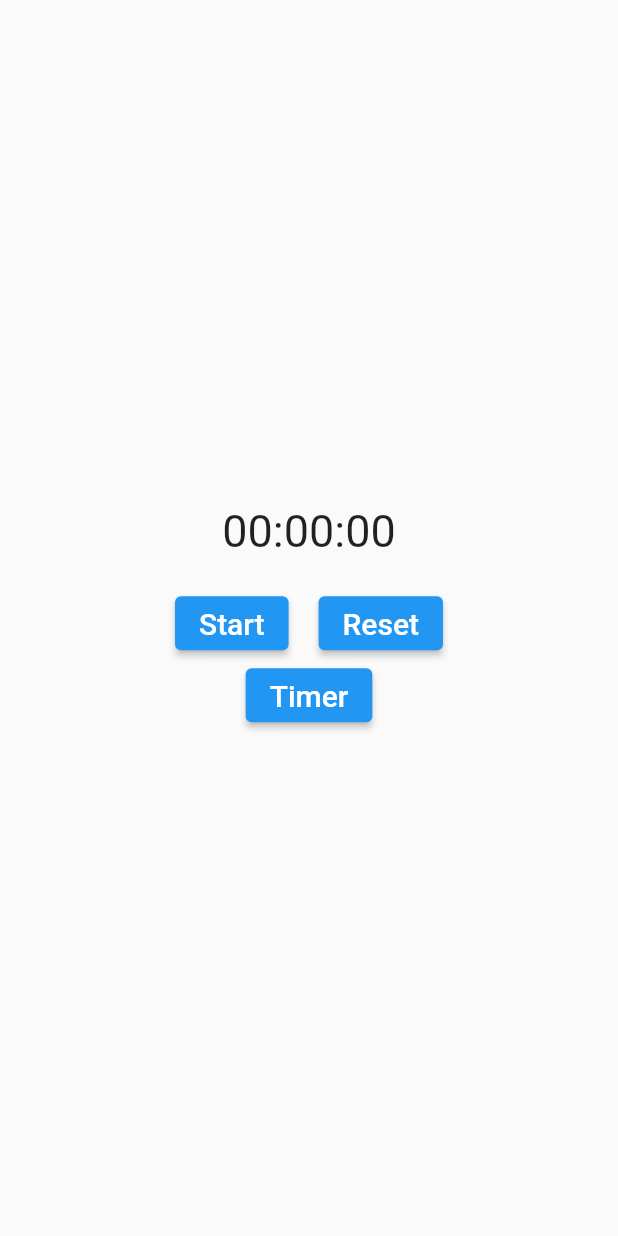
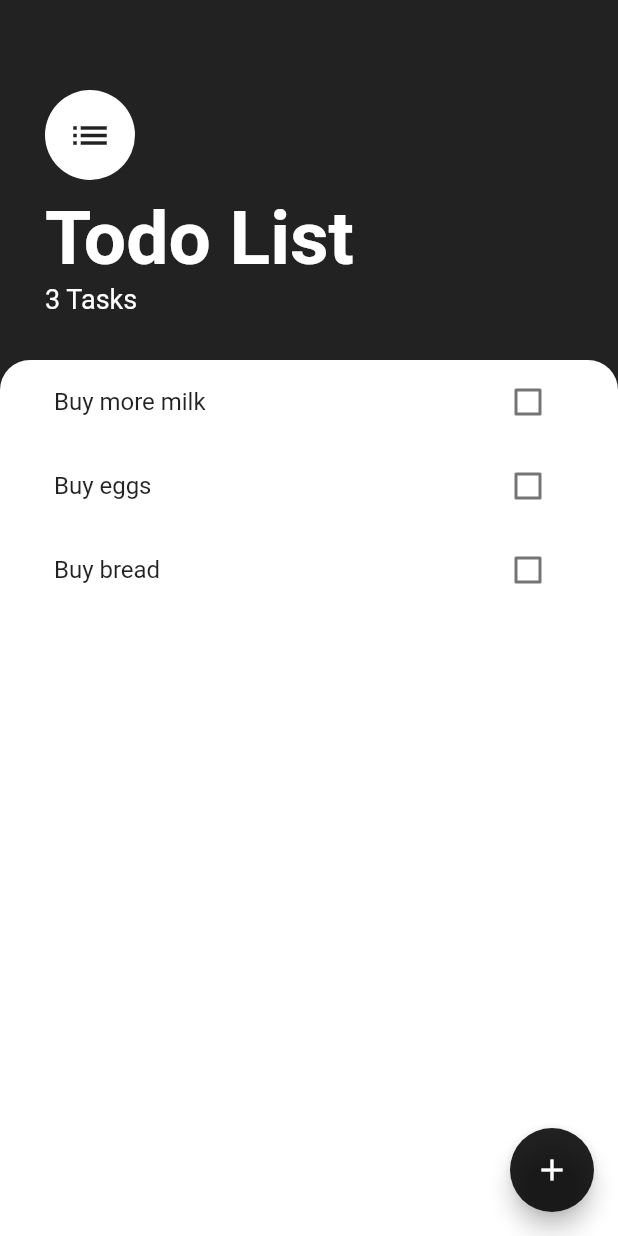
Before and after one commit to ZapeeoSheikh/quick_flutter_code, a Flutter app: the screen it shows after launch, on a phone screen of 412 x 824 dp. Run offline on Flutter 3.47's test engine with Material 2 defaults, Android fonts, the phone set to English and light mode, and no system bars; our stand-ins replace sqflite; accounts and stored records are empty.

Commit message:
to do list

```diff
--- a/lib/main.dart
+++ b/lib/main.dart
@@ -1,10 +1,12 @@
 import 'dart:async';
 
 import 'package:flutter/material.dart';
+import 'package:stopwatch/task%20manager.dart';
 import 'package:stopwatch/timer.dart';
+import 'package:stopwatch/todolist.dart';
 
 void main() {
-  runApp(MainWidget());
+  runApp(TodoListApp());
 }
 
 class MainWidget extends StatelessWidget {
--- /dev/null
+++ b/lib/task manager.dart
@@ -0,0 +1,204 @@
+import 'package:flutter/material.dart';
+// import 'package:todo_list_app/models/task_data.dart';
+import 'package:provider/provider.dart';
+import 'package:stopwatch/task.dart';
+import 'package:stopwatch/taskdata.dart';
+
+class TodoListApp extends StatelessWidget {
+  @override
+  Widget build(BuildContext context) {
+    return ChangeNotifierProvider(
+      create: (context) => TaskData(),
+      child: MaterialApp(
+        home: Home(),
+      ),
+    );
+  }
+}
+
+class Home extends StatelessWidget {
+  @override
+  Widget build(BuildContext context) {
+    return Scaffold(
+      backgroundColor: Colors.black87,
+      body: Column(
+        crossAxisAlignment: CrossAxisAlignment.start,
+        children: <Widget>[
+          Container(
+            padding: EdgeInsets.only(
+              top: 60.0,
+              left: 30.0,
+              right: 30.0,
+              bottom: 30.0,
+            ),
+            child: Column(
+              crossAxisAlignment: CrossAxisAlignment.start,
+              children: <Widget>[
+                CircleAvatar(
+                  backgroundColor: Colors.white,
+                  radius: 30.0,
+                  child: Icon(
+                    Icons.list,
+                    size: 30.0,
+                    color: Colors.black87,
+                  ),
+                ),
+                SizedBox(
+                  height: 10.0,
+                ),
+                Text(
+                  'Todo List',
+                  style: TextStyle(
+                    color: Colors.white,
+                    fontSize: 50.0,
+                    fontWeight: FontWeight.w700,
+                  ),
+                ),
+                Text(
+                  '${Provider.of<TaskData>(context).taskCount} Tasks',
+                  style: TextStyle(
+                    color: Colors.white,
+                    fontSize: 18.0,
+                  ),
+                ),
+              ],
+            ),
+          ),
+          Expanded(
+            child: Container(
+              padding: EdgeInsets.symmetric(horizontal: 20.0),
+              decoration: BoxDecoration(
+                color: Colors.white,
+                borderRadius: BorderRadius.only(
+                  topLeft: Radius.circular(20.0),
+                  topRight: Radius.circular(20.0),
+                ),
+              ),
+              child: TasksList(),
+            ),
+          )
+        ],
+      ),
+      floatingActionButton: FloatingActionButton(
+        backgroundColor: Colors.black87,
+        child: Icon(Icons.add),
+        onPressed: () {
+          showModalBottomSheet(
+            context: context,
+            builder: (context) => AddTaskScreen(),
+          );
+        },
+      ),
+    );
+  }
+}
+
+class TasksList extends StatelessWidget {
+  @override
+  Widget build(BuildContext context) {
+    return Consumer<TaskData>(
+      builder: (context, taskData, child) {
+        return ListView.builder(
+          itemBuilder: (context, index) {
+            final task = taskData.tasks[index];
+            return TaskTile(
+              taskTitle: task.name,
+              isChecked: task.isDone,
+              checkboxCallback: (bool checkboxState, Task task) {
+                taskData.updateTask(task);
+              },
+              longPressCallback: () {
+                taskData.deleteTask(task);
+              },
+            );
+          },
+          itemCount: taskData.taskCount,
+        );
+      },
+    );
+  }
+}
+
+class AddTaskScreen extends StatelessWidget {
+  @override
+  Widget build(BuildContext context) {
+    String newTaskTitle = '';
+    return Container(
+      color: Color(0xff757575),
+      child: Container(
+        padding: EdgeInsets.all(20.0),
+        decoration: BoxDecoration(
+          color: Colors.white,
+          borderRadius: BorderRadius.only(
+            topLeft: Radius.circular(20.0),
+            topRight: Radius.circular(20.0),
+          ),
+        ),
+        child: Column(
+          crossAxisAlignment: CrossAxisAlignment.stretch,
+          children: <Widget>[
+            Text(
+              'Add Task',
+              textAlign: TextAlign.center,
+              style: TextStyle(
+                fontSize: 30.0,
+                color: Colors.black87,
+              ),
+            ),
+            TextField(
+              autofocus: true,
+              textAlign: TextAlign.center,
+              onChanged: (newText) {
+                newTaskTitle = newText;
+              },
+            ),
+            ElevatedButton(
+              style: ElevatedButton.styleFrom(
+                primary: Colors.black87,
+              ),
+              child: Text(
+                'Add',
+                style: TextStyle(
+                  color: Colors.white,
+                ),
+              ),
+              onPressed: () {
+                Provider.of<TaskData>(context, listen: false)
+                    .addTask(newTaskTitle);
+                Navigator.pop(context);
+              },
+            )
+          ],
+        ),
+      ),
+    );
+  }
+}
+
+class TaskTile extends StatelessWidget {
+  TaskTile({required this.isChecked, required this.taskTitle, required this.checkboxCallback, required this.longPressCallback});
+
+  final bool isChecked;
+  final String taskTitle;
+  final Function checkboxCallback;
+  final Function longPressCallback;
+
+  @override
+  Widget build(BuildContext context) {
+    return ListTile(
+      // onLongPress: longPressCallback,
+      title: Text(
+        taskTitle,
+        style: TextStyle(
+            decoration: isChecked ? TextDecoration.lineThrough : null),
+      ),
+      trailing: Checkbox(
+        activeColor: Colors.black87,
+        value: isChecked, onChanged: (bool? value) { checkboxCallback(value, Task(name: taskTitle, isDone: value!)); },
+        // onChanged: checkboxCallback,
+      ),
+
+    );
+
+  }
+}
--- /dev/null
+++ b/lib/task.dart
@@ -0,0 +1,10 @@
+class Task {
+  final String name;
+  bool isDone;
+
+  Task({required this.name, this.isDone = false});
+
+  void toggleDone() {
+    isDone = !isDone;
+  }
+}
--- /dev/null
+++ b/lib/taskdata.dart
@@ -0,0 +1,34 @@
+import 'package:flutter/foundation.dart';
+import 'task.dart';
+
+class TaskData extends ChangeNotifier {
+  List<Task> _tasks = [
+    Task(name: 'Buy more milk'),
+    Task(name: 'Buy eggs'),
+    Task(name: 'Buy bread'),
+  ];
+
+  int get taskCount {
+    return _tasks.length;
+  }
+
+  List<Task> get tasks {
+    return [..._tasks];
+  }
+
+  void addTask(String newTaskTitle) {
+    final task = Task(name: newTaskTitle);
+    _tasks.add(task);
+    notifyListeners();
+  }
+
+  void updateTask(Task task) {
+    task.toggleDone();
+    notifyListeners();
+  }
+
+  void deleteTask(Task task) {
+    _tasks.remove(task);
+    notifyListeners();
+  }
+}
--- a/pubspec.yaml
+++ b/pubspec.yaml
@@ -36,6 +36,9 @@ dependencies:
   # The following adds the Cupertino Icons font to your application.
   # Use with the CupertinoIcons class for iOS style icons.
   cupertino_icons: ^1.0.2
+  sqflite: ^2.0.0+4
+  provider: ^6.0.1
+  intl: ^0.17.0
 
 dev_dependencies:
   flutter_test:
```
Also changed, not shown: lib/todolist.dart (added, +482 -0 lines), pubspec.lock, 4 other files.
